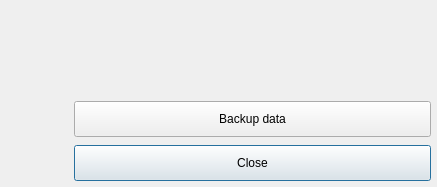
vadivelselvaraj/TulipGLImprovement, file software/tulip/designer/TulipPerspectiveCrashHandler.ui: the form before one commit.
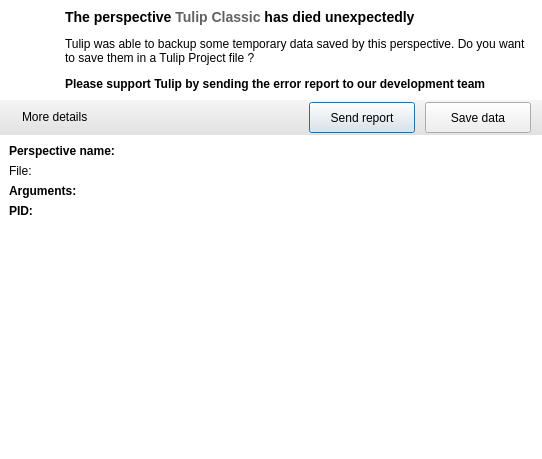
The form after the commit. Icons and pictures are not drawn. Custom widgets are drawn as their Qt base class.

Commit message: Reboot on crash handling dialog look n feel

The edit to the form file:
```diff
--- a/software/tulip/designer/TulipPerspectiveCrashHandler.ui
+++ b/software/tulip/designer/TulipPerspectiveCrashHandler.ui
@@ -6,8 +6,8 @@
    <rect>
     <x>0</x>
     <y>0</y>
-    <width>437</width>
-    <height>187</height>
+    <width>542</width>
+    <height>459</height>
    </rect>
   </property>
   <property name="windowTitle">
@@ -52,96 +52,281 @@
 	margin: 2
  }</string>
   </property>
-  <layout class="QGridLayout" name="gridLayout">
-   <property name="margin">
-    <number>4</number>
-   </property>
+  <layout class="QVBoxLayout" name="verticalLayout">
    <property name="spacing">
-    <number>4</number>
+    <number>0</number>
    </property>
-   <item row="0" column="1">
-    <widget class="QLabel" name="title">
-     <property name="text">
-      <string/>
+   <property name="margin">
+    <number>0</number>
+   </property>
+   <item>
+    <widget class="QFrame" name="topFrame">
+     <property name="styleSheet">
+      <string notr="true">#topFrame {
+	background-color: white;
+}</string>
      </property>
-     <property name="alignment">
-      <set>Qt::AlignCenter</set>
+     <property name="frameShape">
+      <enum>QFrame::NoFrame</enum>
      </property>
+     <property name="frameShadow">
+      <enum>QFrame::Raised</enum>
+     </property>
+     <layout class="QHBoxLayout" name="horizontalLayout">
+      <property name="spacing">
+       <number>8</number>
+      </property>
+      <item>
+       <widget class="QLabel" name="icon">
+        <property name="minimumSize">
+         <size>
+          <width>48</width>
+          <height>48</height>
+         </size>
+        </property>
+        <property name="maximumSize">
+         <size>
+          <width>48</width>
+          <height>48</height>
+         </size>
+        </property>
+        <property name="text">
+         <string/>
+        </property>
+        <property name="pixmap">
+         <pixmap>:/tulip/gui/icons/logo32x32.png</pixmap>
+        </property>
+        <property name="scaledContents">
+         <bool>true</bool>
+        </property>
+       </widget>
+      </item>
+      <item>
+       <widget class="QLabel" name="title">
+        <property name="sizePolicy">
+         <sizepolicy hsizetype="Expanding" vsizetype="Preferred">
+          <horstretch>0</horstretch>
+          <verstretch>0</verstretch>
+         </sizepolicy>
+        </property>
+        <property name="text">
+         <string>&lt;p&gt;&lt;span style=&quot;font-size: large;&quot;&gt;&lt;b&gt;The perspective &lt;span style=&quot;color: #626262&quot;&gt;Tulip Classic&lt;/span&gt; has died unexpectedly&lt;/b&gt;&lt;/span&gt;&lt;/p&gt;
+
+&lt;p&gt;Tulip was able to backup some temporary data saved by this perspective. Do you want to save them in a Tulip Project file ?&lt;/p&gt;
+
+&lt;p&gt;&lt;b&gt;Please support Tulip by sending the error report to our development team&lt;/b&gt;&lt;/p&gt;</string>
+        </property>
+        <property name="alignment">
+         <set>Qt::AlignLeading|Qt::AlignLeft|Qt::AlignTop</set>
+        </property>
+        <property name="wordWrap">
+         <bool>true</bool>
+        </property>
+       </widget>
+      </item>
+     </layout>
     </widget>
    </item>
-   <item row="1" column="1">
-    <widget class="QLabel" name="description">
+   <item>
+    <widget class="QFrame" name="buttonFrame">
+     <property name="sizePolicy">
+      <sizepolicy hsizetype="Preferred" vsizetype="Maximum">
+       <horstretch>0</horstretch>
+       <verstretch>0</verstretch>
+      </sizepolicy>
+     </property>
+     <property name="styleSheet">
+      <string notr="true">#buttonFrame { 
+background-color: qlineargradient(spread:pad, x1:0, y1:0, x2:0, y2:1, stop:0 rgba(245, 245, 245, 255), stop:1 rgba(225,225,225, 255)); 
+border-bottom: 1px solid &quot;#C9C9C9&quot;;
+border-top: 1px solid &quot;#C9C9C9&quot;;
+}</string>
+     </property>
+     <property name="frameShape">
+      <enum>QFrame::NoFrame</enum>
+     </property>
+     <property name="frameShadow">
+      <enum>QFrame::Raised</enum>
+     </property>
+     <layout class="QHBoxLayout" name="horizontalLayout_2">
+      <property name="topMargin">
+       <number>0</number>
+      </property>
+      <property name="bottomMargin">
+       <number>0</number>
+      </property>
+      <item>
+       <widget class="QLabel" name="detailsIcon">
+        <property name="text">
+         <string/>
+        </property>
+        <property name="pixmap">
+         <pixmap>:/tulip/app/ui/list_bullet_arrow.png</pixmap>
+        </property>
+       </widget>
+      </item>
+      <item>
+       <widget class="QLabel" name="detailsLink">
+        <property name="text">
+         <string>&lt;a href=&quot;Show details&quot;&gt;More details&lt;/a&gt;</string>
+        </property>
+       </widget>
+      </item>
+      <item>
+       <spacer name="horizontalSpacer">
+        <property name="orientation">
+         <enum>Qt::Horizontal</enum>
+        </property>
+        <property name="sizeHint" stdset="0">
+         <size>
+          <width>40</width>
+          <height>20</height>
+         </size>
+        </property>
+       </spacer>
+      </item>
+      <item>
+       <widget class="QPushButton" name="closeButton">
+        <property name="minimumSize">
+         <size>
+          <width>110</width>
+          <height>35</height>
+         </size>
+        </property>
+        <property name="text">
+         <string>Send report</string>
+        </property>
+       </widget>
+      </item>
+      <item>
+       <widget class="QPushButton" name="saveButton">
+        <property name="minimumSize">
+         <size>
+          <width>110</width>
+          <height>35</height>
+         </size>
+        </property>
+        <property name="text">
+         <string>Save data</string>
+        </property>
+       </widget>
+      </item>
+     </layout>
+    </widget>
+   </item>
+   <item>
+    <widget class="QFrame" name="detailsFrame">
      <property name="sizePolicy">
       <sizepolicy hsizetype="Preferred" vsizetype="Expanding">
        <horstretch>0</horstretch>
        <verstretch>0</verstretch>
       </sizepolicy>
      </property>
-     <property name="text">
-      <string/>
-     </property>
-     <property name="alignment">
-      <set>Qt::AlignCenter</set>
-     </property>
-    </widget>
-   </item>
-   <item row="0" column="0">
-    <widget class="QLabel" name="icon">
-     <property name="minimumSize">
-      <size>
-       <width>64</width>
-       <height>64</height>
-      </size>
-     </property>
-     <property name="maximumSize">
-      <size>
-       <width>64</width>
-       <height>64</height>
-      </size>
-     </property>
-     <property name="text">
-      <string/>
-     </property>
-    </widget>
-   </item>
-   <item row="3" column="1">
-    <widget class="SelectionButton" name="pushButton">
-     <property name="minimumSize">
-      <size>
-       <width>0</width>
-       <height>40</height>
-      </size>
-     </property>
      <property name="styleSheet">
-      <string notr="true"/>
+      <string notr="true">#detailsFrame {
+	background-color: white;
+}</string>
      </property>
-     <property name="text">
-      <string>Close</string>
+     <property name="frameShape">
+      <enum>QFrame::NoFrame</enum>
      </property>
-    </widget>
-   </item>
-   <item row="2" column="1">
-    <widget class="SelectionButton" name="pushButton_2">
-     <property name="minimumSize">
-      <size>
-       <width>0</width>
-       <height>40</height>
-      </size>
+     <property name="frameShadow">
+      <enum>QFrame::Raised</enum>
      </property>
-     <property name="text">
-      <string>Backup data</string>
-     </property>
+     <layout class="QVBoxLayout" name="verticalLayout_2">
+      <item>
+       <layout class="QFormLayout" name="formLayout">
+        <property name="fieldGrowthPolicy">
+         <enum>QFormLayout::ExpandingFieldsGrow</enum>
+        </property>
+        <property name="labelAlignment">
+         <set>Qt::AlignLeading|Qt::AlignLeft|Qt::AlignVCenter</set>
+        </property>
+        <property name="bottomMargin">
+         <number>0</number>
+        </property>
+        <item row="0" column="0">
+         <widget class="QLabel" name="perspectiveNameHeader">
+          <property name="text">
+           <string>&lt;b&gt;Perspective name:&lt;/b&gt;</string>
+          </property>
+         </widget>
+        </item>
+        <item row="0" column="1">
+         <widget class="QLabel" name="perspectiveNameValue">
+          <property name="text">
+           <string/>
+          </property>
+         </widget>
+        </item>
+        <item row="1" column="0">
+         <widget class="QLabel" name="fileHeader">
+          <property name="text">
+           <string>&lt;b&gt;File:&lt;/b&gt;</string>
+          </property>
+         </widget>
+        </item>
+        <item row="2" column="0">
+         <widget class="QLabel" name="argumentsHeader">
+          <property name="text">
+           <string>&lt;b&gt;Arguments:&lt;/b&gt;</string>
+          </property>
+         </widget>
+        </item>
+        <item row="3" column="0">
+         <widget class="QLabel" name="pidHeader">
+          <property name="text">
+           <string>&lt;b&gt;PID:&lt;/b&gt;</string>
+          </property>
+         </widget>
+        </item>
+        <item row="3" column="1">
+         <widget class="QLabel" name="pidValue">
+          <property name="text">
+           <string/>
+          </property>
+         </widget>
+        </item>
+        <item row="2" column="1">
+         <widget class="QLabel" name="argumentsValue">
+          <property name="text">
+           <string/>
+          </property>
+         </widget>
+        </item>
+        <item row="1" column="1">
+         <widget class="QLabel" name="fileValue">
+          <property name="text">
+           <string/>
+          </property>
+         </widget>
+        </item>
+       </layout>
+      </item>
+      <item>
+       <widget class="QPlainTextEdit" name="stackTrace">
+        <property name="styleSheet">
+         <string notr="true">#stackTrace { 
+background-color: white; 
+border-bottom: 1px solid &quot;#C9C9C9&quot;;
+border-top: 1px solid &quot;#C9C9C9&quot;;
+border-left: 1px solid &quot;#C9C9C9&quot;;
+border-right: 1px solid &quot;#C9C9C9&quot;;
+}</string>
+        </property>
+        <property name="frameShape">
+         <enum>QFrame::NoFrame</enum>
+        </property>
+        <property name="readOnly">
+         <bool>true</bool>
+        </property>
+       </widget>
+      </item>
+     </layout>
     </widget>
    </item>
   </layout>
  </widget>
- <customwidgets>
-  <customwidget>
-   <class>SelectionButton</class>
-   <extends>QPushButton</extends>
-   <header>TulipPerspectiveProcessHandler.h</header>
-  </customwidget>
- </customwidgets>
  <resources/>
  <connections/>
 </ui>
```
The commit also changes 2 other files.
